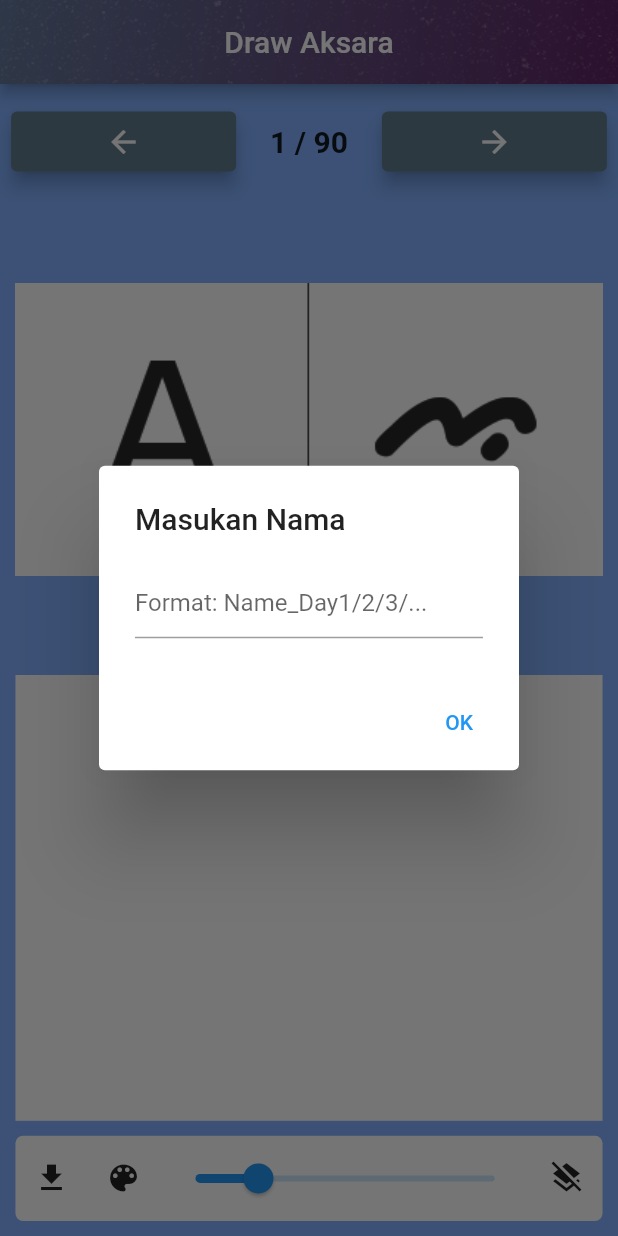
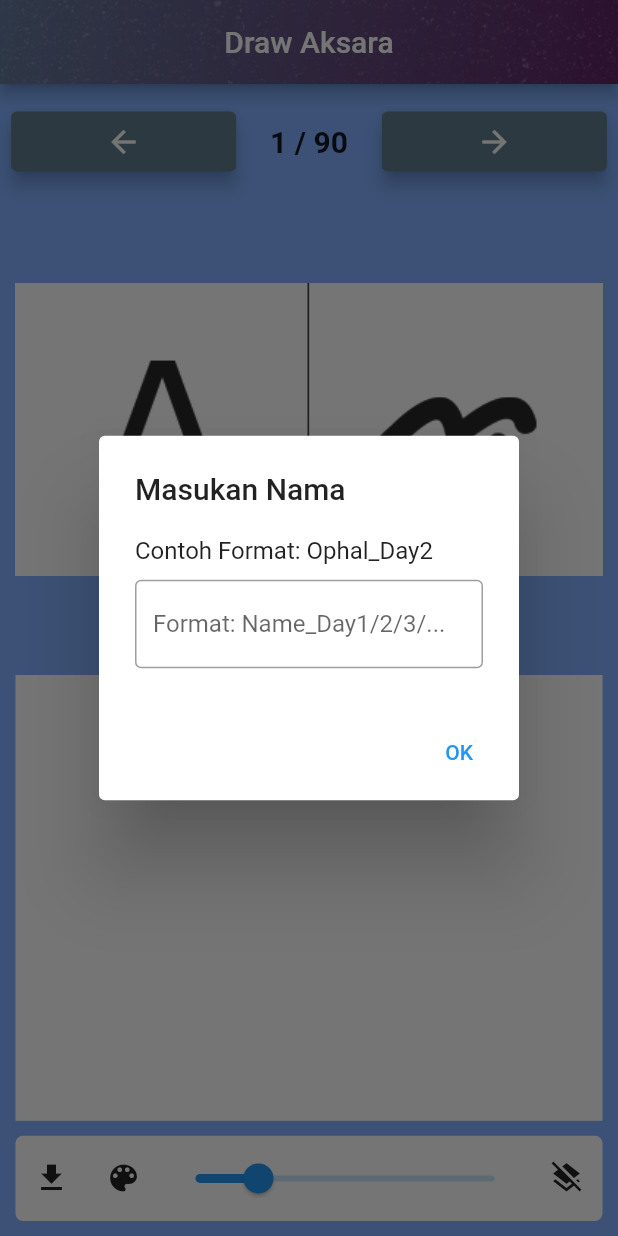
Before and after one commit to NaufalRizqullah/draw_aksara, a Flutter app: the screen it shows after launch, on a phone screen of 412 x 824 dp. Run offline on Flutter 3.47's test engine with Material 2 defaults, Android fonts, the phone set to English and light mode, and no system bars; drawn by our look-alikes of carousel_slider; our stand-ins replace another_flushbar, flutter_colorpicker, image_gallery_saver, permission_handler, shimmer.

Commit message:
[released-v.0.2.2] seperate file alertdialog, change a bit decoration textfield

```diff
--- /dev/null
+++ b/lib/widget/pop_up_name.dart
@@ -0,0 +1,41 @@
+import 'package:flutter/material.dart';
+
+class PopUpNameDialog extends StatefulWidget {
+  @override
+  _PopUpNameDialogState createState() => _PopUpNameDialogState();
+}
+
+class _PopUpNameDialogState extends State<PopUpNameDialog> {
+  @override
+  Widget build(BuildContext context) {
+    TextEditingController customController = TextEditingController();
+
+    return AlertDialog(
+      title: Text("Masukan Nama"),
+      content: SingleChildScrollView(
+        child: ListBody(
+          children: [
+            Text("Contoh Format: Ophal_Day2"),
+            SizedBox(height: 10),
+            TextField(
+              controller: customController,
+              decoration: InputDecoration(
+                  hintText: 'Format: Name_Day1/2/3/...',
+                  border: OutlineInputBorder(
+                    borderSide: BorderSide(color: Colors.black),
+                  )),
+            ),
+          ],
+        ),
+      ),
+      actions: [
+        TextButton(
+          onPressed: () {
+            Navigator.of(context).pop(customController.text.toString());
+          },
+          child: Text('OK'),
+        ),
+      ],
+    );
+  }
+}
```
Also changed, not shown: lib/page/homepage.dart (+4 -20 lines).
